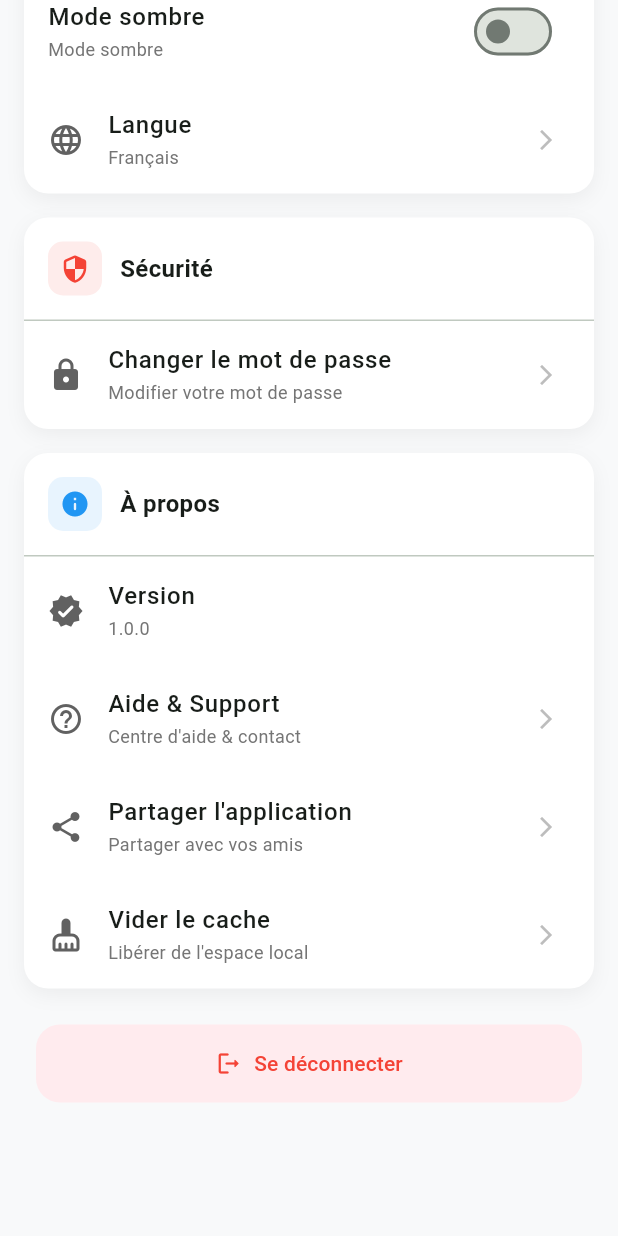
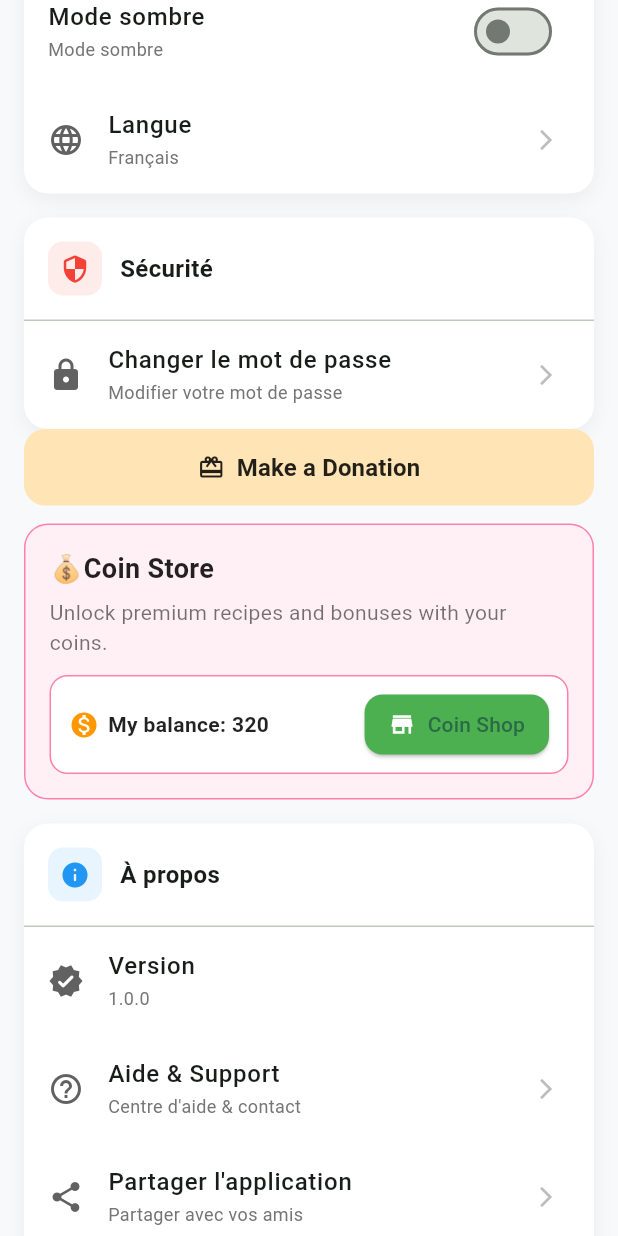
Before and after one commit to rifaielarbi/recettesapp, a Flutter app: the SettingsScreen screen opened by its route, scrolled down 576 dp, on a phone screen of 412 x 824 dp. Run offline on Flutter 3.47's test engine with Material 3 defaults, Android fonts, the light colour scheme and no system bars; our stand-ins replace cloud_firestore, firebase_auth, firebase_core, firebase_storage, google_sign_in, image_picker and 4 more; missing offline and left inert: flutter_facebook_auth; accounts and stored records are empty; network calls fail.

Commit message:
Corrections et améliorations de ma partie

```diff
--- a/lib/screens/settings_screen.dart
+++ b/lib/screens/settings_screen.dart
@@ -14,6 +14,7 @@ import '../providers/theme_provider.dart';
 import '../providers/notification_provider.dart';
 import '../utils/constants.dart';
 import 'login_screen.dart';
+import 'package:url_launcher/url_launcher.dart';
 
 class SettingsScreen extends StatelessWidget {
   const SettingsScreen({super.key});
@@ -43,6 +44,7 @@ class SettingsScreen extends StatelessWidget {
       Share.share(message, subject: 'Recettes Mondiales');
     }
 
+
     // --- Vider le cache (SharedPreferences + image cache) ---
     Future<void> _clearCache() async {
       try {
@@ -61,6 +63,19 @@ class SettingsScreen extends StatelessWidget {
         debugPrint('Erreur clear cache: $e');
         ScaffoldMessenger.of(context).showSnackBar(
           const SnackBar(content: Text('Impossible de vider le cache')),
+        );
+      }
+    }
+    Future<void> _makeDonation() async {
+      final Uri url = Uri.parse('https://www.google.com/');//faisant le sho store
+      if (await canLaunchUrl(url)) {
+        await launchUrl(
+          url,
+          mode: LaunchMode.platformDefault,
+        );
+      } else {
+        ScaffoldMessenger.of(context).showSnackBar(
+          const SnackBar(content: Text('Impossible d’ouvrir la page de don')),
         );
       }
     }
@@ -236,10 +251,12 @@ class SettingsScreen extends StatelessWidget {
                       ),
                     ],
                   ),
+                  // --- Section Donation ---
+                  _DonationCard(onDonate: _makeDonation),
 
                   const SizedBox(height: 16),
 
-                  // Section À propos (avec Help / Share / Clear Cache)
+
                   _ModernSettingsCard(
                     icon: Icons.info_rounded,
                     iconColor: Colors.blue,
@@ -422,6 +439,130 @@ class SettingsScreen extends StatelessWidget {
     );
   }
 }
+class _DonationCard extends StatelessWidget {
+  final VoidCallback onDonate;
+  final int coinBalance;
+
+  const _DonationCard({
+    required this.onDonate,
+    this.coinBalance = 320,
+  });
+
+  @override
+  Widget build(BuildContext context) {
+    return Column(
+      children: [
+
+        Container(
+          width: double.infinity,
+          margin: const EdgeInsets.only(bottom: 12),
+          child: ElevatedButton.icon(
+            onPressed: onDonate,
+            icon: const Icon(Icons.card_giftcard, color: Colors.black87),
+            label: const Text(
+              'Make a Donation',
+              style: TextStyle(
+                color: Colors.black87,
+                fontWeight: FontWeight.bold,
+                fontSize: 16,
+              ),
+            ),
+            style: ElevatedButton.styleFrom(
+              backgroundColor: const Color(0xFFFFE4B5),
+              padding: const EdgeInsets.symmetric(vertical: 14),
+              shape: RoundedRectangleBorder(
+                borderRadius: BorderRadius.circular(14),
+              ),
+              elevation: 0,
+            ),
+          ),
+        ),
+
+
+        Container(
+          width: double.infinity,
+          padding: const EdgeInsets.all(16),
+          decoration: BoxDecoration(
+            color: const Color(0xFFFFF0F5), // rose clair
+            borderRadius: BorderRadius.circular(16),
+            border: Border.all(color: Colors.pinkAccent.shade100, width: 1),
+          ),
+          child: Column(
+            crossAxisAlignment: CrossAxisAlignment.start,
+            children: [
+              const Text(
+                '💰Coin Store',
+                style: TextStyle(
+                  fontSize: 18,
+                  fontWeight: FontWeight.bold,
+                  color: Colors.black87,
+                ),
+              ),
+              const SizedBox(height: 6),
+              const Text(
+                'Unlock premium recipes and bonuses with your coins.',
+                style: TextStyle(
+                  fontSize: 14,
+                  color: Colors.black54,
+                ),
+              ),
+              const SizedBox(height: 12),
+
+
+              Container(
+                padding: const EdgeInsets.symmetric(vertical: 8, horizontal: 12),
+                decoration: BoxDecoration(
+                  color: Colors.white,
+                  borderRadius: BorderRadius.circular(12),
+                  border: Border.all(color: Colors.pinkAccent.shade100, width: 1),
+                ),
+                child: Row(
+                  mainAxisAlignment: MainAxisAlignment.spaceBetween,
+                  children: [
+                    Row(
+                      children: [
+                        const Icon(Icons.monetization_on, color: Colors.orange, size: 20),
+                        const SizedBox(width: 6),
+                        Text(
+                          'My balance: $coinBalance',
+                          style: const TextStyle(
+                            fontSize: 14,
+                            fontWeight: FontWeight.w600,
+                            color: Colors.black87,
+                          ),
+                        ),
+                      ],
+                    ),
+                    ElevatedButton.icon(
+                      onPressed: () {
+                        ScaffoldMessenger.of(context).showSnackBar(
+                          const SnackBar(content: Text('Coin Shop coming soon!')),
+                        );
+                      },
+                      icon: const Icon(Icons.store, color: Colors.white, size: 18),
+                      label: const Text('Coin Shop'),
+                      style: ElevatedButton.styleFrom(
+                        backgroundColor: Colors.green,
+                        padding: const EdgeInsets.symmetric(
+                          horizontal: 16,
+                          vertical: 10,
+                        ),
+                        shape: RoundedRectangleBorder(
+                          borderRadius: BorderRadius.circular(12),
+                        ),
+                      ),
+                    ),
+                  ],
+                ),
+              ),
+            ],
+          ),
+        ),
+      ],
+    );
+  }
+}
+
 
 // Widget Carte de paramètres moderne
 class _ModernSettingsCard extends StatelessWidget {
--- a/pubspec.yaml
+++ b/pubspec.yaml
@@ -12,7 +12,7 @@ dependencies:
     sdk: flutter
 
   # Plugins principaux
-  url_launcher: ^6.1.10
+  url_launcher: ^6.3.0
   share_plus: ^7.0.2
   cached_network_image: ^3.4.1
 
```
Also changed, not shown: 1 other file.
